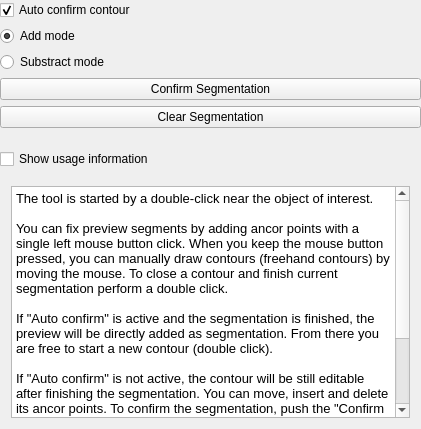
The window that Modules/SegmentationUI/Qmitk/QmitkEditableContourToolGUIControls.ui (MITK/MITK) describes before a commit, drawn with Qt 5.
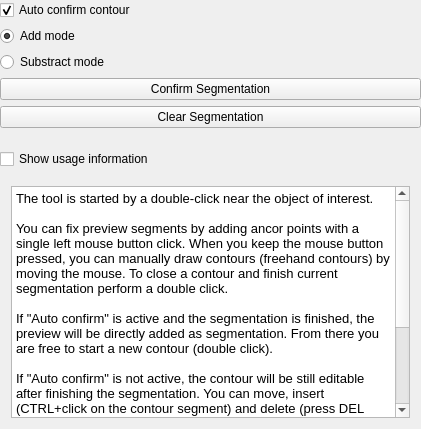
The same window after the commit.

Commit message:
Fixed review remarks
- allow to directly paint freehand when init the contour

```diff
--- a/Modules/SegmentationUI/Qmitk/QmitkEditableContourToolGUIControls.ui
+++ b/Modules/SegmentationUI/Qmitk/QmitkEditableContourToolGUIControls.ui
@@ -140,7 +140,7 @@
 &lt;p style=&quot;-qt-paragraph-type:empty; margin-top:0px; margin-bottom:0px; margin-left:0px; margin-right:0px; -qt-block-indent:0; text-indent:0px; font-family:'Sans'; font-size:10pt;&quot;&gt;&lt;br /&gt;&lt;/p&gt;
 &lt;p style=&quot; margin-top:0px; margin-bottom:0px; margin-left:0px; margin-right:0px; -qt-block-indent:0; text-indent:0px;&quot;&gt;&lt;span style=&quot; font-family:'Sans'; font-size:10pt;&quot;&gt;If &amp;quot;Auto confirm&amp;quot; is active and the segmentation is finished, the preview will be directly added as segmentation. From there you are free to start a new contour (double click).&lt;/span&gt;&lt;/p&gt;
 &lt;p style=&quot;-qt-paragraph-type:empty; margin-top:0px; margin-bottom:0px; margin-left:0px; margin-right:0px; -qt-block-indent:0; text-indent:0px; font-family:'Sans'; font-size:10pt;&quot;&gt;&lt;br /&gt;&lt;/p&gt;
-&lt;p style=&quot; margin-top:0px; margin-bottom:0px; margin-left:0px; margin-right:0px; -qt-block-indent:0; text-indent:0px;&quot;&gt;&lt;span style=&quot; font-family:'Sans'; font-size:10pt;&quot;&gt;If &amp;quot;Auto confirm&amp;quot; is not active, the contour will be still editable after finishing the segmentation. You can move, insert and delete its ancor points. To confirm the segmentation, push the &amp;quot;Confirm Segmentation&amp;quot; button. Please be aware that freehand contour parts are treated differently: You cannot add an ancor point there, also you are not allowed to select/move/delete an ancor point that is at the beginning or end of a freehand contour part. &lt;/span&gt;&lt;/p&gt;
+&lt;p style=&quot; margin-top:0px; margin-bottom:0px; margin-left:0px; margin-right:0px; -qt-block-indent:0; text-indent:0px;&quot;&gt;&lt;span style=&quot; font-family:'Sans'; font-size:10pt;&quot;&gt;If &amp;quot;Auto confirm&amp;quot; is not active, the contour will be still editable after finishing the segmentation. You can move, insert (CTRL+click on the contour segment) and delete (press DEL while ancor is selected) its ancor points. To confirm the segmentation, push the &amp;quot;Confirm Segmentation&amp;quot; button. Please be aware that freehand contour parts are treated differently: You cannot add an ancor point there, also you are not allowed to select/move/delete an ancor point that is at the beginning or end of a freehand contour part. &lt;/span&gt;&lt;/p&gt;
 &lt;p style=&quot;-qt-paragraph-type:empty; margin-top:0px; margin-bottom:0px; margin-left:0px; margin-right:0px; -qt-block-indent:0; text-indent:0px; font-family:'Sans'; font-size:10pt;&quot;&gt;&lt;br /&gt;&lt;/p&gt;
 &lt;p style=&quot; margin-top:0px; margin-bottom:0px; margin-left:0px; margin-right:0px; -qt-block-indent:0; text-indent:0px;&quot;&gt;&lt;span style=&quot; font-family:'Sans'; font-size:10pt;&quot;&gt;Push the &amp;quot;Clear Segmentation&amp;quot; button to delete all unconfirmed contours.&lt;/span&gt;&lt;/p&gt;&lt;/body&gt;&lt;/html&gt;</string>
           </property>
```
The commit also changes 1 other file.
